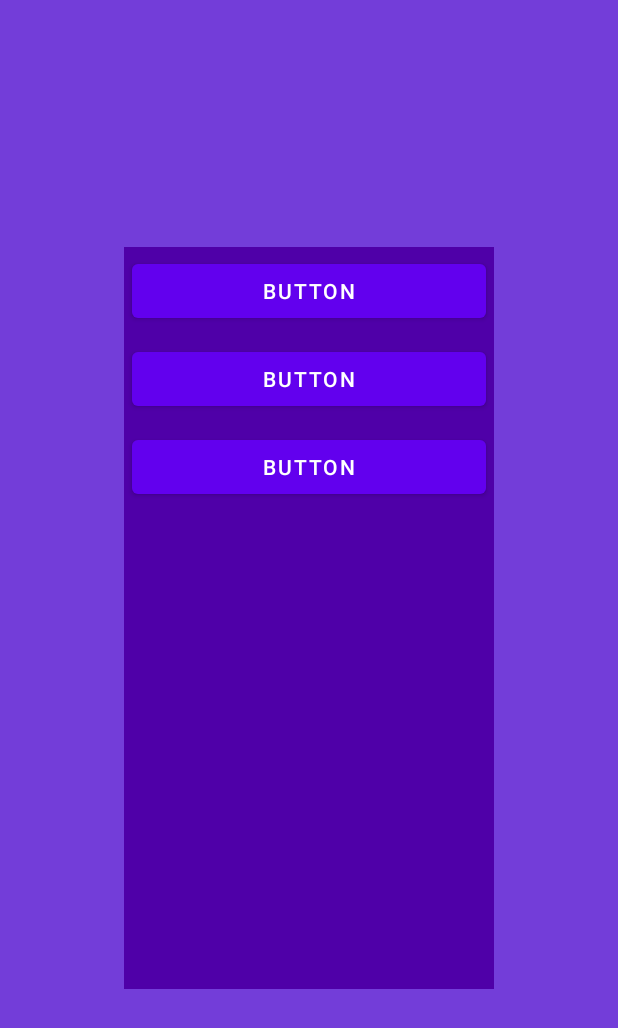
After one commit to LeonidKuzmychenko/cocktails-making-training-android, an Android app: the layout layout_main.xml on its own in the app's theme, with its tools: preview values and no code run, on a phone screen of 412 x 824 dp. The commit adds this screen. Shown: the top 1028 px of the screen. Run offline under Robolectric (Android 15) with nearby library versions, the phone set to English and light mode, and no system bars.

Commit message:
add layouts

```diff
--- /dev/null
+++ b/app/src/main/res/layout/layout_main.xml
@@ -0,0 +1,67 @@
+<?xml version="1.0" encoding="utf-8"?>
+<androidx.constraintlayout.widget.ConstraintLayout xmlns:android="http://schemas.android.com/apk/res/android"
+    xmlns:app="http://schemas.android.com/apk/res-auto"
+    android:layout_width="match_parent"
+    android:layout_height="match_parent"
+    android:background="@color/color_1">
+
+    <LinearLayout
+        android:layout_width="0dp"
+        android:layout_height="0dp"
+        app:layout_constraintBottom_toTopOf="@+id/guideline5"
+        app:layout_constraintEnd_toStartOf="@+id/guideline3"
+        app:layout_constraintStart_toStartOf="@+id/guideline2"
+        app:layout_constraintTop_toTopOf="@+id/guideline4"
+        android:background="@color/color_3"
+        android:orientation="vertical">
+
+        <Button
+            android:id="@+id/button"
+            android:layout_width="match_parent"
+            android:layout_height="wrap_content"
+            android:text="Button"
+            android:layout_margin="5dp"/>
+
+        <Button
+            android:id="@+id/button2"
+            android:layout_width="match_parent"
+            android:layout_height="wrap_content"
+            android:text="Button"
+            android:layout_margin="5dp"/>
+
+        <Button
+            android:id="@+id/button3"
+            android:layout_width="match_parent"
+            android:layout_height="wrap_content"
+            android:text="Button"
+            android:layout_margin="5dp"/>
+    </LinearLayout>
+
+    <androidx.constraintlayout.widget.Guideline
+        android:id="@+id/guideline2"
+        android:layout_width="wrap_content"
+        android:layout_height="wrap_content"
+        android:orientation="vertical"
+        app:layout_constraintGuide_percent="0.2" />
+
+    <androidx.constraintlayout.widget.Guideline
+        android:id="@+id/guideline3"
+        android:layout_width="wrap_content"
+        android:layout_height="wrap_content"
+        android:orientation="vertical"
+        app:layout_constraintGuide_percent="0.8" />
+
+    <androidx.constraintlayout.widget.Guideline
+        android:id="@+id/guideline4"
+        android:layout_width="wrap_content"
+        android:layout_height="wrap_content"
+        android:orientation="horizontal"
+        app:layout_constraintGuide_percent="0.2" />
+
+    <androidx.constraintlayout.widget.Guideline
+        android:id="@+id/guideline5"
+        android:layout_width="wrap_content"
+        android:layout_height="wrap_content"
+        android:orientation="horizontal"
+        app:layout_constraintGuide_percent="0.8" />
+</androidx.constraintlayout.widget.ConstraintLayout>
--- a/app/src/main/res/values/colors.xml
+++ b/app/src/main/res/values/colors.xml
@@ -7,4 +7,12 @@
     <color name="teal_700">#FF018786</color>
     <color name="black">#FF000000</color>
     <color name="white">#FFFFFFFF</color>
+
+
+    <color name="color_1">#733dd9</color>
+    <color name="color_2">#000000</color>
+    <color name="color_3">#4f00a8</color>
+    <color name="color_4">#FFFFFFFF</color>
+    <color name="color_5">#FFFFFFFF</color>
+    <color name="color_6">#FFFFFFFF</color>
 </resources>
```
Also changed, not shown: app/src/main/res/layout/item_ingredient.xml (added, +25 -0 lines), app/src/main/res/layout/layout_game.xml (added, +85 -0 lines), app/src/main/java/lk/game/cocktails/utils/Logger.kt (renamed from app/src/main/java/lk/game/cocktails/Logger.kt).
